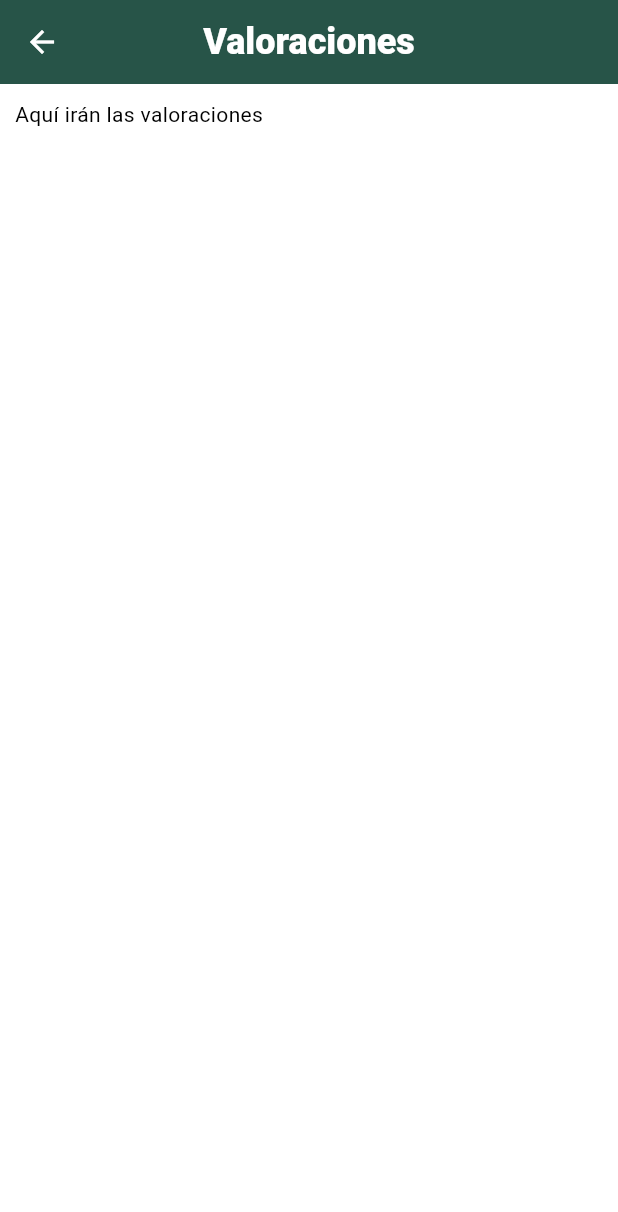
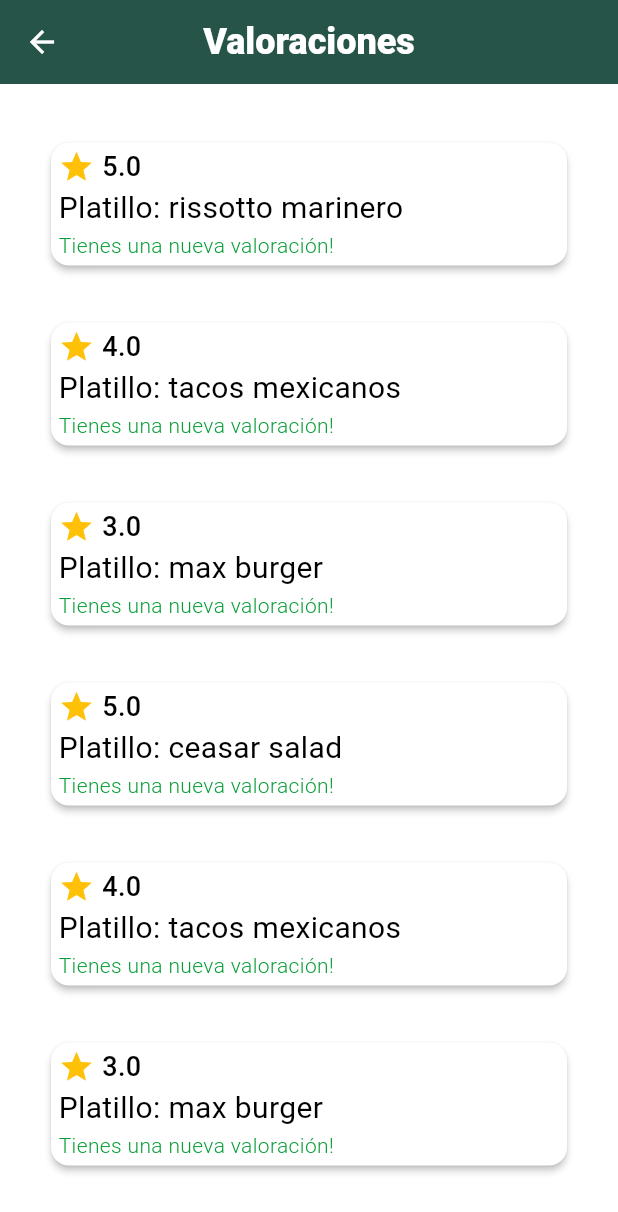
Before and after one commit to GerardoMejia1107/MovileApp-El-Manguito, a Flutter app: the Valorations screen opened directly, on a phone screen of 412 x 824 dp. Shown: the top 1212 px of the screen. Run offline on Flutter 3.47's test engine with Material 3 defaults, Android fonts, the phone set to English and light mode, and no system bars; our stand-ins replace fl_chart, image_picker.

Commit message:
feat: Modify relations and valorations view. Add new files to util and widgets directories. Add new generic components how 'food_valoration_item' and 'friend_item' :sparkles:

```diff
--- a/lib/screens/valorations.dart
+++ b/lib/screens/valorations.dart
@@ -1,3 +1,5 @@
+import 'package:el_mango/util/food_valoration.dart';
+import 'package:el_mango/widgets/food_valoration_item.dart';
 import 'package:flutter/material.dart';
 
 class Valorations extends StatefulWidget {
@@ -21,7 +23,25 @@ class _ValorationsState extends State<Valorations> {
       ),
       body: Padding(
         padding: EdgeInsets.all(10),
-        child: Text("Aquí irán las valoraciones"),
+        child: ListView(
+          children: <Widget>[
+            SizedBox(height: 10),
+            ListView.builder(
+              primary: false,
+              shrinkWrap: true,
+              physics: NeverScrollableScrollPhysics(),
+              itemCount:
+                  foods_valorations == null ? 0 : foods_valorations.length,
+              itemBuilder: (BuildContext context, int index) {
+                Map food_valoration = foods_valorations[index];
+                return FoodValorationItem(
+                  title: food_valoration["title"],
+                  valorations: food_valoration["valorations"],
+                );
+              },
+            ),
+          ],
+        ),
       ),
     );
   }
--- /dev/null
+++ b/lib/util/food_valoration.dart
@@ -0,0 +1,14 @@
+List foods_valorations = [
+  {"title": "rissotto marinero", "valorations": "5.0 "},
+  {"title": "tacos mexicanos", "valorations": "4.0 "},
+  {"title": "max burger", "valorations": "3.0 "},
+  {"title": "ceasar salad", "valorations": "5.0 "},
+  {"title": "tacos mexicanos", "valorations": "4.0 "},
+  {"title": "max burger", "valorations": "3.0 "},
+  {"title": "ceasar salad", "valorations": "5.0 "},
+  {"title": "rissotto marinero", "valorations": "4.0 "},
+  {"title": "rissotto marinero", "valorations": "3.0 "},
+  {"title": "rissotto marinero", "valorations": "5.0 "},
+  {"title": "rissotto marinero", "valorations": "4.0 "},
+  {"title": "rissotto marinero", "valorations": "3.0 "},
+];
--- /dev/null
+++ b/lib/widgets/food_valoration_item.dart
@@ -0,0 +1,74 @@
+import 'package:flutter/material.dart';
+
+class FoodValorationItem extends StatefulWidget {
+  final String title;
+  final String valorations;
+
+  const FoodValorationItem({
+    Key? key,
+    required this.title,
+    required this.valorations,
+  }) : super(key: key);
+
+  @override
+  State<FoodValorationItem> createState() => _FoodValorationItemState();
+}
+
+class _FoodValorationItemState extends State<FoodValorationItem> {
+  @override
+  Widget build(BuildContext context) {
+    final double screenWidth = MediaQuery.of(context).size.width;
+
+    return Padding(
+      padding: EdgeInsets.all(10),
+      child: SizedBox(
+        height: 100,
+        width: screenWidth,
+        child: Padding(
+          padding: EdgeInsets.symmetric(vertical: 5, horizontal: 10),
+          child: Card(
+            elevation: 2,
+            child: Padding(
+              padding: EdgeInsets.symmetric(vertical: 0, horizontal: 5),
+              child: Column(
+                mainAxisAlignment: MainAxisAlignment.center,
+                crossAxisAlignment: CrossAxisAlignment.start,
+                mainAxisSize: MainAxisSize.min,
+                children: <Widget>[
+                  Row(
+                    mainAxisSize: MainAxisSize.min,
+                    mainAxisAlignment: MainAxisAlignment.spaceEvenly,
+                    crossAxisAlignment: CrossAxisAlignment.center,
+                    children: <Widget>[
+                      Icon(Icons.star, color: Colors.amber),
+                      SizedBox(width: 5),
+                      Text(
+                        widget.valorations,
+                        style: TextStyle(
+                          fontSize: 18,
+                          fontWeight: FontWeight.w500,
+                        ),
+                      ),
+                    ],
+                  ),
+                  Text(
+                    "Platillo: ${widget.title}",
+                    style: TextStyle(fontSize: 20, fontWeight: FontWeight.w400),
+                  ),
+                  Text(
+                    "Tienes una nueva valoración!",
+                    style: TextStyle(
+                      color: Color.fromARGB(255, 9, 158, 55),
+                      fontSize: 14,
+                      fontWeight: FontWeight.w300,
+                    ),
+                  ),
+                ],
+              ),
+            ),
+          ),
+        ),
+      ),
+    );
+  }
+}
```
Also changed, not shown: lib/screens/relations.dart (+29 -7 lines), lib/util/friendships.dart (added, +11 -0 lines), lib/widgets/friend_item.dart (added, +55 -0 lines).
